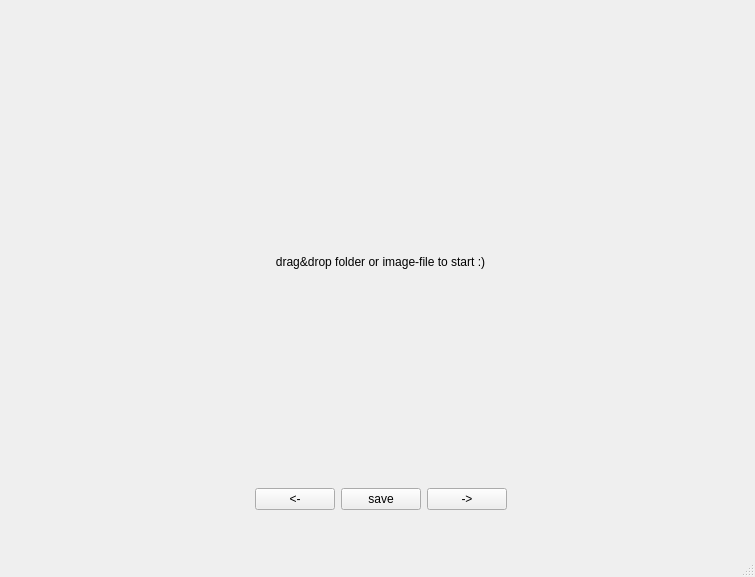
This is CullendulaMainWindow.ui in marcelpetrick/Cullendula as Qt 5 draws it before an edit. The edited form follows.
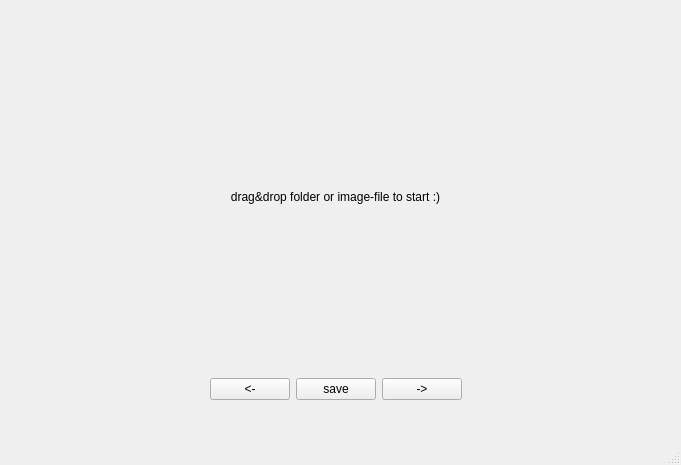
This is the edited form.

Commit message: fix the problem that the pictures were scaled malformed

What changed in the file:
```diff
--- a/CullendulaMainWindow.ui
+++ b/CullendulaMainWindow.ui
@@ -6,10 +6,16 @@
    <rect>
     <x>0</x>
     <y>0</y>
-    <width>755</width>
-    <height>577</height>
+    <width>681</width>
+    <height>465</height>
    </rect>
   </property>
+  <property name="sizePolicy">
+   <sizepolicy hsizetype="Minimum" vsizetype="Minimum">
+    <horstretch>0</horstretch>
+    <verstretch>0</verstretch>
+   </sizepolicy>
+  </property>
   <property name="acceptDrops">
    <bool>false</bool>
   </property>
@@ -29,10 +35,10 @@
    <widget class="QWidget" name="verticalWidget" native="true">
     <property name="geometry">
      <rect>
-      <x>20</x>
-      <y>30</y>
-      <width>721</width>
-      <height>491</height>
+      <x>10</x>
+      <y>10</y>
+      <width>651</width>
+      <height>401</height>
      </rect>
     </property>
     <property name="sizePolicy">
@@ -45,7 +51,7 @@
      <item>
       <widget class="QLabel" name="centerLabel">
        <property name="sizePolicy">
-        <sizepolicy hsizetype="Expanding" vsizetype="Expanding">
+        <sizepolicy hsizetype="MinimumExpanding" vsizetype="MinimumExpanding">
          <horstretch>0</horstretch>
          <verstretch>0</verstretch>
         </sizepolicy>
@@ -53,6 +59,9 @@
        <property name="acceptDrops">
         <bool>true</bool>
        </property>
+       <property name="autoFillBackground">
+        <bool>false</bool>
+       </property>
        <property name="text">
         <string>drag&amp;drop folder or image-file to start :)</string>
        </property>
```
Left out of the diff: 5 changed lines with no effect on the pictures. The commit also changes 1 other file.
